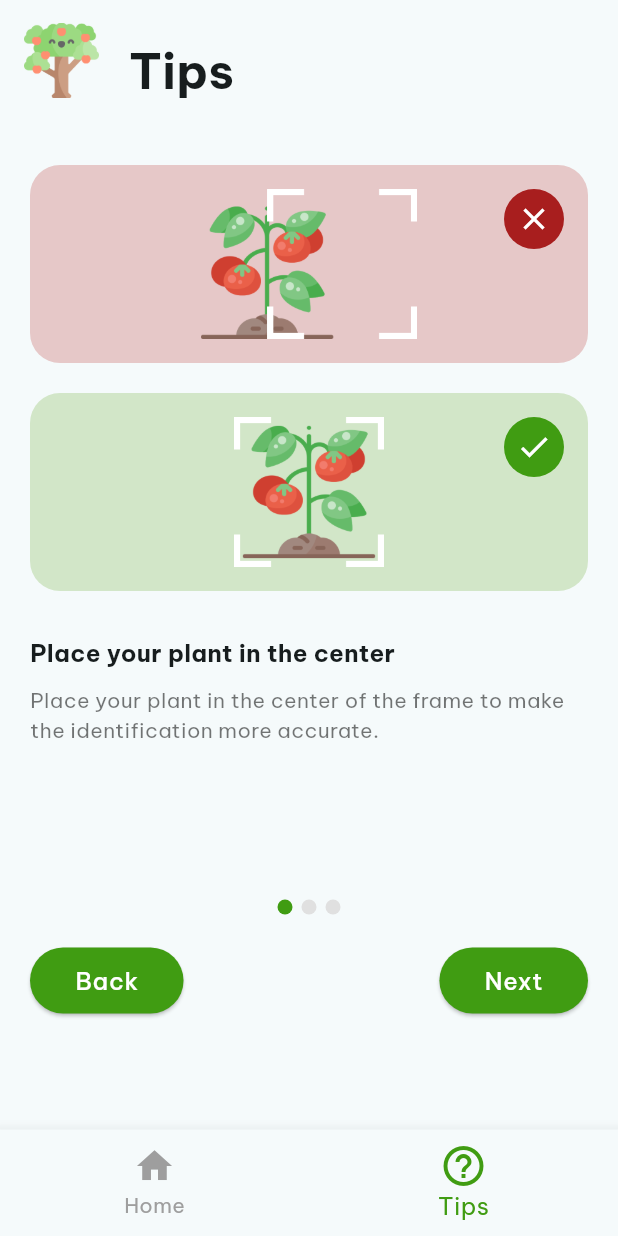
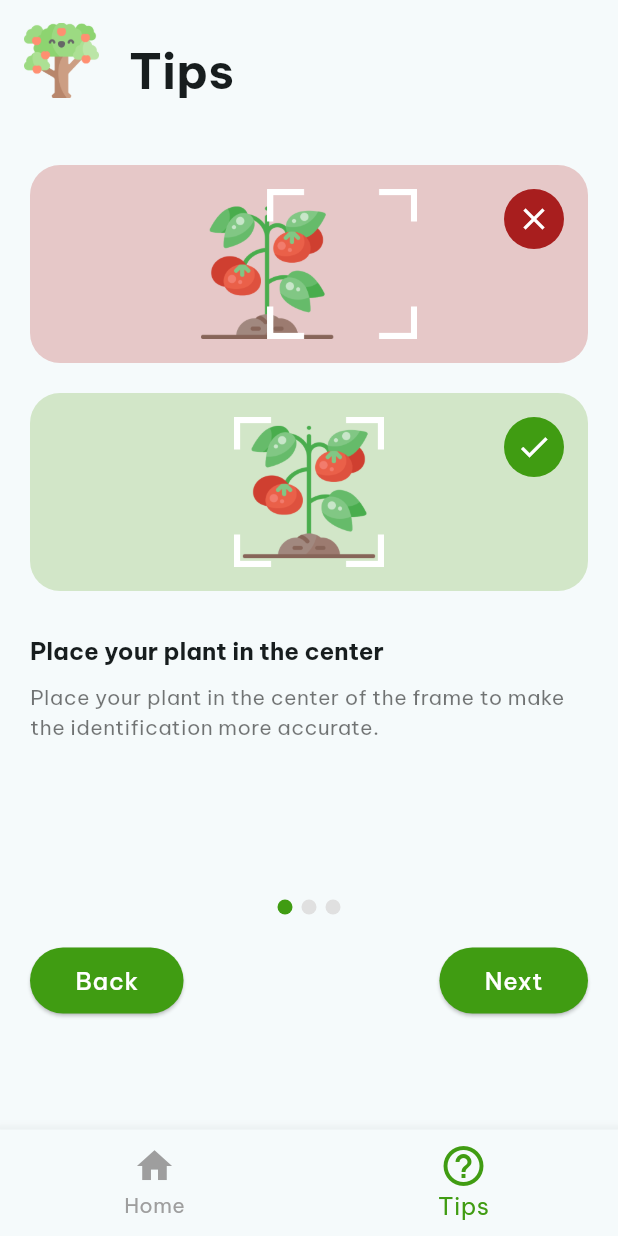
Before and after one commit to izabelakalenik/Plantie-frontend, a Flutter app: the screen it shows after launch, item 2 of the bottom bar chosen, on a phone screen of 412 x 824 dp. Run offline on Flutter 3.47's test engine with Material 3 defaults, Android fonts, the light colour scheme and no system bars; our stand-ins replace page_transition.

Commit message:
change text

```diff
--- a/lib/screens/tips_screen.dart
+++ b/lib/screens/tips_screen.dart
@@ -123,6 +123,8 @@ class TipsScreenContent extends StatelessWidget {
   }
 
   Widget buildPageView(BuildContext context) {
+    var theme = Theme.of(context).textTheme;
+
     return SizedBox(
       height: MediaQuery.of(context).size.height * 0.57,
       child: PageView.builder(
@@ -151,12 +153,12 @@ class TipsScreenContent extends StatelessWidget {
                 const SizedBox(height: 30),
                 Text(
                   tip['title'],
-                  style: const TextStyle(fontSize: 16, fontWeight: FontWeight.bold),
+                  style: theme.headlineMedium,
                 ),
                 const SizedBox(height: 10),
                 Text(
                   tip['description'],
-                  style: const TextStyle(fontSize: 14, color: descTextColor),
+                  style: theme.bodyMedium,
                 ),
               ],
             ),
--- a/lib/styles/theme.dart
+++ b/lib/styles/theme.dart
@@ -16,7 +16,8 @@ final mainTheme = ThemeData(
   ),
   textTheme: const TextTheme(
     headlineLarge: TextStyle(fontWeight: FontWeight.w700),
-    bodyLarge: TextStyle(
-        fontSize: 16, fontWeight: FontWeight.w500, color: Colors.black),
+    headlineMedium: TextStyle(fontSize: 16, fontWeight: FontWeight.bold),
+    bodyLarge: TextStyle(fontSize: 16, fontWeight: FontWeight.w500, color: Colors.black),
+    bodyMedium: TextStyle(fontSize: 14, color: descTextColor),
   ),
 );
```
